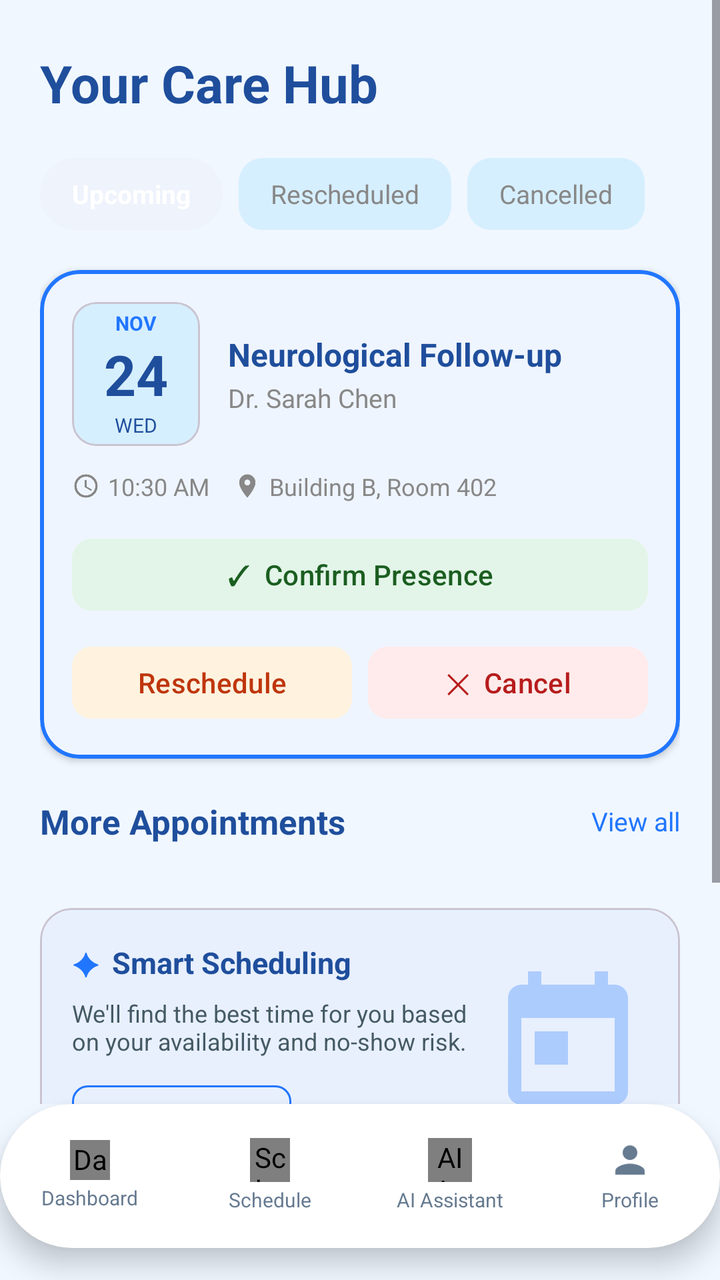
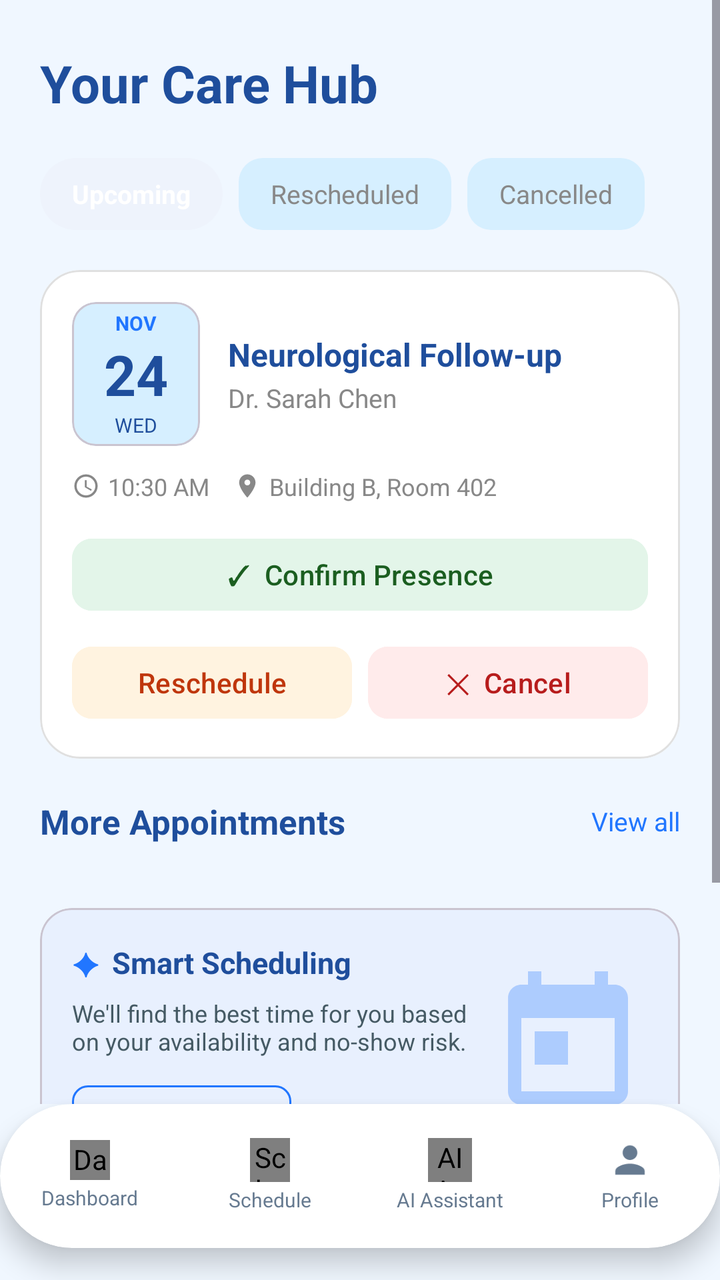

An Android layout rendered at two revisions. The XML below is the earlier revision; the diff shows what the commit changed to produce the second picture.
<!-- AndroidManifest.xml: application theme Theme.Appointment_Schedule -->
<!-- res/layout/appointment_management.xml -->
<?xml version="1.0" encoding="utf-8"?>
<androidx.constraintlayout.widget.ConstraintLayout
    xmlns:android="http://schemas.android.com/apk/res/android"
    xmlns:app="http://schemas.android.com/apk/res-auto"
    android:layout_width="match_parent"
    android:layout_height="match_parent"
    android:background="@color/background_main">

    <ScrollView
        android:id="@+id/scrollView"
        android:layout_width="0dp"
        android:layout_height="0dp"
        app:layout_constraintTop_toTopOf="parent"
        app:layout_constraintBottom_toTopOf="@id/bottomBar"
        app:layout_constraintStart_toStartOf="parent"
        app:layout_constraintEnd_toEndOf="parent">

        <LinearLayout
            android:layout_width="match_parent"
            android:layout_height="wrap_content"
            android:orientation="vertical"
            android:paddingHorizontal="20dp"
            android:paddingTop="24dp"
            android:paddingBottom="16dp">

            
            <TextView
                android:layout_width="wrap_content"
                android:layout_height="wrap_content"
                android:text="Your Care Hub"
                android:textSize="26sp"
                android:textStyle="bold"
                android:textColor="@color/text_blue"
                android:layout_marginBottom="20dp"/>

            
            <LinearLayout
                android:layout_width="match_parent"
                android:layout_height="wrap_content"
                android:orientation="horizontal"
                android:layout_marginBottom="20dp">

                <TextView
                    android:id="@+id/tabUpcoming"
                    android:layout_width="wrap_content"
                    android:layout_height="36dp"
                    android:text="Upcoming"
                    android:textSize="13sp"
                    android:textStyle="bold"
                    android:textColor="@color/text_on_primary"
                    android:background="@drawable/bg_tab_active"
                    android:gravity="center"
                    android:paddingHorizontal="16dp"
                    android:layout_marginEnd="8dp"/>

                <TextView
                    android:id="@+id/tabRescheduled"
                    android:layout_width="wrap_content"
                    android:layout_height="36dp"
                    android:text="Rescheduled"
                    android:textSize="13sp"
                    android:textColor="@color/text_hint"
                    android:background="@drawable/bg_tab_inactive"
                    android:gravity="center"
                    android:paddingHorizontal="16dp"
                    android:layout_marginEnd="8dp"/>

                <TextView
                    android:id="@+id/tabCancelledHub"
                    android:layout_width="wrap_content"
                    android:layout_height="36dp"
                    android:text="Cancelled"
                    android:textSize="13sp"
                    android:textColor="@color/text_hint"
                    android:background="@drawable/bg_tab_inactive"
                    android:gravity="center"
                    android:paddingHorizontal="16dp"/>

            </LinearLayout>

            
            <com.google.android.material.card.MaterialCardView
                android:id="@+id/featuredAppointmentCard"
                android:layout_width="match_parent"
                android:layout_height="wrap_content"
                app:cardCornerRadius="20dp"
                app:cardElevation="2dp"
                app:cardBackgroundColor="@color/card_background"
                app:strokeWidth="2dp"
                app:strokeColor="@color/primary_blue"
                android:layout_marginBottom="20dp">

                <LinearLayout
                    android:layout_width="match_parent"
                    android:layout_height="wrap_content"
                    android:orientation="vertical"
                    android:padding="16dp">

                    
                    <LinearLayout
                        android:layout_width="match_parent"
                        android:layout_height="wrap_content"
                        android:orientation="horizontal"
                        android:gravity="center_vertical"
                        android:layout_marginBottom="12dp">

                        
                        <com.google.android.material.card.MaterialCardView
                            android:layout_width="64dp"
                            android:layout_height="72dp"
                            app:cardCornerRadius="12dp"
                            app:cardElevation="0dp"
                            app:cardBackgroundColor="@color/field_background">
                            <LinearLayout
                                android:layout_width="match_parent"
                                android:layout_height="match_parent"
                                android:orientation="vertical"
                                android:gravity="center">
                                <TextView
                                    android:id="@+id/tvFeaturedMonth"
                                    android:layout_width="wrap_content"
                                    android:layout_height="wrap_content"
                                    android:text="NOV"
                                    android:textSize="10sp"
                                    android:textStyle="bold"
                                    android:textColor="@color/primary_blue"/>
                                <TextView
                                    android:id="@+id/tvFeaturedDay"
                                    android:layout_width="wrap_content"
                                    android:layout_height="wrap_content"
                                    android:text="24"
                                    android:textSize="28sp"
                                    android:textStyle="bold"
                                    android:textColor="@color/text_blue"/>
                                <TextView
                                    android:id="@+id/tvFeaturedDow"
                                    android:layout_width="wrap_content"
                                    android:layout_height="wrap_content"
                                    android:text="WED"
                                    android:textSize="10sp"
                                    android:textColor="@color/text_blue"/>
                            </LinearLayout>
                        </com.google.android.material.card.MaterialCardView>

                        
                        <LinearLayout
                            android:layout_width="0dp"
                            android:layout_height="wrap_content"
                            android:layout_weight="1"
                            android:orientation="vertical"
                            android:layout_marginStart="14dp">
                            <TextView
                                android:id="@+id/tvFeaturedTitle"
                                android:layout_width="wrap_content"
                                android:layout_height="wrap_content"
                                android:text="Neurological Follow-up"
                                android:textSize="16sp"
                                android:textStyle="bold"
                                android:textColor="@color/text_blue"/>
                            <TextView
                                android:id="@+id/tvFeaturedDoctor"
                                android:layout_width="wrap_content"
                                android:layout_height="wrap_content"
                                android:text="Dr. Sarah Chen"
                                android:textSize="13sp"
                                android:textColor="@color/text_hint"
                                android:layout_marginTop="2dp"/>
                        </LinearLayout>
                    </LinearLayout>

                    
                    <LinearLayout
                        android:layout_width="match_parent"
                        android:layout_height="wrap_content"
                        android:orientation="horizontal"
                        android:gravity="center_vertical"
                        android:layout_marginBottom="14dp">
                        <ImageView
                            android:layout_width="14dp"
                            android:layout_height="14dp"
                            android:src="@drawable/ic_clock"
                            app:tint="@color/text_hint"/>
                        <TextView
                            android:id="@+id/tvFeaturedTime"
                            android:layout_width="wrap_content"
                            android:layout_height="wrap_content"
                            android:text="10:30 AM"
                            android:textSize="12sp"
                            android:textColor="@color/text_hint"
                            android:layout_marginStart="4dp"/>
                        <ImageView
                            android:layout_width="14dp"
                            android:layout_height="14dp"
                            android:src="@drawable/ic_location_pin"
                            app:tint="@color/text_hint"
                            android:layout_marginStart="12dp"/>
                        <TextView
                            android:id="@+id/tvFeaturedLocation"
                            android:layout_width="wrap_content"
                            android:layout_height="wrap_content"
                            android:text="Building B, Room 402"
                            android:textSize="12sp"
                            android:textColor="@color/text_hint"
                            android:layout_marginStart="4dp"/>
                    </LinearLayout>

                    
                    <com.google.android.material.button.MaterialButton
                        android:id="@+id/btnConfirmPresence"
                        style="@style/Widget.Material3.Button.TonalButton"
                        android:layout_width="match_parent"
                        android:layout_height="44dp"
                        android:text="✓  Confirm Presence"
                        app:cornerRadius="10dp"
                        android:backgroundTint="@color/success_green_light"
                        android:textColor="@color/success_green"
                        android:textAllCaps="false"
                        android:layout_marginBottom="10dp"/>

                    
                    <LinearLayout
                        android:layout_width="match_parent"
                        android:layout_height="wrap_content"
                        android:orientation="horizontal">
                        <com.google.android.material.button.MaterialButton
                            android:id="@+id/btnReschedule"
                            style="@style/Widget.Material3.Button.OutlinedButton"
                            android:layout_width="0dp"
                            android:layout_height="44dp"
                            android:layout_weight="1"
                            android:text="Reschedule"
                            app:cornerRadius="10dp"
                            android:backgroundTint="@color/warning_orange_light"
                            android:textColor="@color/warning_orange"
                            android:textAllCaps="false"
                            android:layout_marginEnd="8dp"
                            app:strokeWidth="0dp"/>
                        <com.google.android.material.button.MaterialButton
                            android:id="@+id/btnCancel"
                            style="@style/Widget.Material3.Button.TextButton"
                            android:layout_width="0dp"
                            android:layout_height="44dp"
                            android:layout_weight="1"
                            android:text="✕  Cancel"
                            app:cornerRadius="10dp"
                            android:backgroundTint="@color/error_red_light"
                            android:textColor="@color/error_red"
                            android:textAllCaps="false"/>
                    </LinearLayout>
                </LinearLayout>
            </com.google.android.material.card.MaterialCardView>

            
            <LinearLayout
                android:layout_width="match_parent"
                android:layout_height="wrap_content"
                android:orientation="horizontal"
                android:gravity="center_vertical"
                android:layout_marginBottom="12dp">
                <TextView
                    android:layout_width="0dp"
                    android:layout_height="wrap_content"
                    android:layout_weight="1"
                    android:text="More Appointments"
                    android:textSize="17sp"
                    android:textStyle="bold"
                    android:textColor="@color/text_blue"/>
                <TextView
                    android:id="@+id/tvViewAll"
                    android:layout_width="wrap_content"
                    android:layout_height="wrap_content"
                    android:text="View all"
                    android:textSize="13sp"
                    android:textColor="@color/primary_blue"/>
            </LinearLayout>

            
            <androidx.recyclerview.widget.RecyclerView
                android:id="@+id/rv_appointments"
                android:layout_width="match_parent"
                android:layout_height="wrap_content"
                android:nestedScrollingEnabled="false"
                android:layout_marginBottom="20dp"/>

            
            <com.google.android.material.card.MaterialCardView
                android:layout_width="match_parent"
                android:layout_height="wrap_content"
                app:cardCornerRadius="16dp"
                app:cardElevation="0dp"
                app:cardBackgroundColor="#E8F0FE"
                android:layout_marginBottom="20dp">
                <LinearLayout
                    android:layout_width="match_parent"
                    android:layout_height="wrap_content"
                    android:orientation="horizontal"
                    android:padding="16dp"
                    android:gravity="center_vertical">
                    <LinearLayout
                        android:layout_width="0dp"
                        android:layout_height="wrap_content"
                        android:layout_weight="1"
                        android:orientation="vertical">
                        <LinearLayout
                            android:layout_width="wrap_content"
                            android:layout_height="wrap_content"
                            android:orientation="horizontal"
                            android:gravity="center_vertical"
                            android:layout_marginBottom="6dp">
                            <TextView
                                android:layout_width="wrap_content"
                                android:layout_height="wrap_content"
                                android:text="✦"
                                android:textSize="16sp"
                                android:textColor="@color/primary_blue"
                                android:layout_marginEnd="6dp"/>
                            <TextView
                                android:layout_width="wrap_content"
                                android:layout_height="wrap_content"
                                android:text="Smart Scheduling"
                                android:textSize="15sp"
                                android:textStyle="bold"
                                android:textColor="@color/text_blue"/>
                        </LinearLayout>
                        <TextView
                            android:layout_width="wrap_content"
                            android:layout_height="wrap_content"
                            android:text="We'll find the best time for you based on your availability and no-show risk."
                            android:textSize="12sp"
                            android:textColor="@color/text_secondary"
                            android:layout_marginBottom="10dp"/>
                        <com.google.android.material.button.MaterialButton
                            android:id="@+id/btnLearnMore"
                            style="@style/Widget.Material3.Button.OutlinedButton"
                            android:layout_width="wrap_content"
                            android:layout_height="36dp"
                            android:text="Learn More"
                            app:cornerRadius="8dp"
                            android:textAllCaps="false"
                            android:textSize="12sp"
                            app:strokeColor="@color/primary_blue"
                            android:textColor="@color/primary_blue"/>
                    </LinearLayout>
                    <ImageView
                        android:layout_width="80dp"
                        android:layout_height="80dp"
                        android:src="@drawable/ic_calendar"
                        app:tint="@color/primary_blue"
                        android:alpha="0.3"
                        android:layout_marginStart="8dp"/>
                </LinearLayout>
            </com.google.android.material.card.MaterialCardView>

            
            <com.google.android.material.button.MaterialButton
                android:id="@+id/btn_book_appointment"
                android:layout_width="match_parent"
                android:layout_height="56dp"
                android:text="Book Appointment  →"
                android:textSize="16sp"
                android:textStyle="bold"
                android:textColor="@color/text_on_primary"
                android:backgroundTint="@color/primary_blue"
                app:cornerRadius="28dp"
                android:textAllCaps="false"
                android:layout_marginBottom="8dp"/>

        </LinearLayout>
    </ScrollView>

    <include
        layout="@layout/include_bottom_nav"
        android:id="@+id/bottomBar"
        android:layout_width="0dp"
        android:layout_height="72dp"
        android:layout_marginBottom="16dp"
        app:layout_constraintBottom_toBottomOf="parent"
        app:layout_constraintStart_toStartOf="parent"
        app:layout_constraintEnd_toEndOf="parent"/>

</androidx.constraintlayout.widget.ConstraintLayout>
<!-- res/layout/include_bottom_nav.xml (included above) -->
<?xml version="1.0" encoding="utf-8"?>
<androidx.cardview.widget.CardView xmlns:android="http://schemas.android.com/apk/res/android"
    xmlns:app="http://schemas.android.com/apk/res-auto"
    android:id="@+id/bottomBar"
    android:layout_width="match_parent"
    android:layout_height="72dp"
    android:layout_marginHorizontal="16dp"
    android:layout_marginBottom="16dp"
    app:cardBackgroundColor="@color/bottom_nav_bg"
    app:cardCornerRadius="36dp"
    app:cardElevation="8dp">

    <LinearLayout
        android:layout_width="match_parent"
        android:layout_height="match_parent"
        android:gravity="center"
        android:orientation="horizontal"
        android:weightSum="4">

        <LinearLayout
            android:id="@+id/navDashboard"
            android:layout_width="0dp"
            android:layout_height="match_parent"
            android:layout_weight="1"
            android:gravity="center"
            android:orientation="vertical"
            android:tag="dashboard"
            android:clickable="true"
            android:focusable="true"
            android:background="?attr/selectableItemBackgroundBorderless">
            <com.example.mugangaconnect.ui.view.LucideIconView
                android:layout_width="20dp"
                android:layout_height="20dp"
                android:contentDescription="@string/dashboard"
                app:lucideIcon="layout_dashboard"
                android:tint="@color/icon_tint"/>
            <TextView
                android:layout_width="wrap_content"
                android:layout_height="wrap_content"
                android:layout_marginTop="2dp"
                android:text="@string/dashboard"
                android:textColor="@color/icon_tint"
                android:textSize="10sp"/>
        </LinearLayout>

        <LinearLayout
            android:id="@+id/navSchedule"
            android:layout_width="0dp"
            android:layout_height="match_parent"
            android:layout_weight="1"
            android:gravity="center"
            android:orientation="vertical"
            android:tag="schedule"
            android:clickable="true"
            android:focusable="true"
            android:background="?attr/selectableItemBackgroundBorderless">
            <com.example.mugangaconnect.ui.view.LucideIconView
                android:layout_width="20dp"
                android:layout_height="22dp"
                android:contentDescription="@string/schedule"
                app:lucideIcon="calendar_days"
                android:tint="@color/icon_tint"/>
            <TextView
                android:layout_width="wrap_content"
                android:layout_height="wrap_content"
                android:layout_marginTop="2dp"
                android:text="@string/schedule"
                android:textColor="@color/icon_tint"
                android:textSize="10sp"/>
        </LinearLayout>

        <LinearLayout
            android:id="@+id/navAiAssistant"
            android:layout_width="0dp"
            android:layout_height="match_parent"
            android:layout_weight="1"
            android:gravity="center"
            android:orientation="vertical"
            android:tag="ai_assistant"
            android:clickable="true"
            android:focusable="true"
            android:background="?attr/selectableItemBackgroundBorderless">
            <com.example.mugangaconnect.ui.view.LucideIconView
                android:layout_width="22dp"
                android:layout_height="22dp"
                android:contentDescription="@string/ai_assistant"
                app:lucideIcon="bot"
                android:tint="@color/icon_tint"/>
            <TextView
                android:layout_width="wrap_content"
                android:layout_height="wrap_content"
                android:layout_marginTop="2dp"
                android:text="@string/ai_assistant"
                android:textColor="@color/icon_tint"
                android:textSize="10sp"/>
        </LinearLayout>

        <LinearLayout
            android:id="@+id/navProfile"
            android:layout_width="0dp"
            android:layout_height="match_parent"
            android:layout_weight="1"
            android:gravity="center"
            android:orientation="vertical"
            android:tag="profile"
            android:clickable="true"
            android:focusable="true"
            android:background="?attr/selectableItemBackgroundBorderless">
            <ImageView
                android:layout_width="22dp"
                android:layout_height="22dp"
                android:contentDescription="@string/profile_nav"
                android:src="@drawable/ic_person_solid"
                app:tint="@color/icon_tint"/>
            <TextView
                android:layout_width="wrap_content"
                android:layout_height="wrap_content"
                android:layout_marginTop="2dp"
                android:text="@string/profile_nav"
                android:textColor="@color/icon_tint"
                android:textSize="10sp"/>
        </LinearLayout>

    </LinearLayout>
</androidx.cardview.widget.CardView>
<!-- resources referenced by this layout -->
<resources>
  <color name="background_main">#F0F7FF</color>
  <color name="bottom_nav_bg">#FFFFFF</color>
  <color name="card_background">#FFFFFF</color>
  <color name="error_red">#B71C1C</color>
  <color name="error_red_light">#FFEBEB</color>
  <color name="field_background">#D6EFFF</color>
  <color name="icon_tint">#667A90</color>
  <color name="primary_blue">#2176FF</color>
  <color name="success_green">#1B5E20</color>
  <color name="success_green_light">#E3F5E9</color>
  <color name="text_blue">#1F4E9C</color>
  <color name="text_hint">#888888</color>
  <color name="text_on_primary">#FFFFFF</color>
  <color name="text_secondary">#455A64</color>
  <color name="warning_orange">#BF360C</color>
  <color name="warning_orange_light">#FFF3E0</color>
  <!-- drawable bg_tab_active (drawable) -->
  <?xml version="1.0" encoding="utf-8"?>
  <shape xmlns:android="http://schemas.android.com/apk/res/android"
      android:shape="rectangle">
      <solid android:color="#EEF3FC"/>
      <corners android:radius="20dp"/>
  </shape>
  <!-- drawable bg_tab_inactive (drawable) -->
  <?xml version="1.0" encoding="utf-8"?>
  <shape xmlns:android="http://schemas.android.com/apk/res/android">
      <solid android:color="@color/field_background" />
      <corners android:radius="12dp" />
  </shape>
  <!-- drawable ic_calendar (drawable) -->
  <?xml version="1.0" encoding="utf-8"?>
  <vector xmlns:android="http://schemas.android.com/apk/res/android"
      android:width="24dp"
      android:height="24dp"
      android:viewportWidth="24"
      android:viewportHeight="24">
      <path
          android:fillColor="@color/primary_blue"
          android:pathData="M19,3h-1V1h-2v2H8V1H6v2H5c-1.11,0 -1.99,0.9 -1.99,2L3,19c0,1.1 0.89,2 2,2h14c1.1,0 2,-0.9 2,-2V5c0,-1.1 -0.9,-2 -2,-2zM19,19H5V8h14v11zM7,10h5v5H7z"/>
  </vector>
  <!-- drawable ic_location_pin (drawable) -->
  <?xml version="1.0" encoding="utf-8"?>
  <vector xmlns:android="http://schemas.android.com/apk/res/android"
      android:width="24dp"
      android:height="24dp"
      android:viewportWidth="24"
      android:viewportHeight="24">
      <path
          android:fillColor="@color/text_hint"
          android:pathData="M12,2C8.13,2 5,5.13 5,9c0,5.25 7,13 7,13s7,-7.75 7,-13c0,-3.87 -3.13,-7 -7,-7zM12,11.5c-1.38,0 -2.5,-1.12 -2.5,-2.5s1.12,-2.5 2.5,-2.5 2.5,1.12 2.5,2.5 -1.12,2.5 -2.5,2.5z"/>
  </vector>
  <!-- drawable ic_person_solid (drawable) -->
  <vector xmlns:android="http://schemas.android.com/apk/res/android"
      android:width="24dp"
      android:height="24dp"
      android:viewportWidth="24"
      android:viewportHeight="24">
      <path
          android:fillColor="?attr/colorOnSurface"
          android:pathData="M12,12c2.21,0 4,-1.79 4,-4s-1.79,-4 -4,-4 -4,1.79 -4,4 1.79,4 4,4zM12,14c-2.67,0 -8,1.34 -8,4v2h16v-2c0,-2.66 -5.33,-4 -8,-4z" />
  </vector>
  <string name="ai_assistant">AI Assistant</string>
  <string name="dashboard">Dashboard</string>
  <string name="profile_nav">Profile</string>
  <string name="schedule">Schedule</string>
  <style name="Theme.Appointment_Schedule" parent="Base.Theme.Appointment_Schedule" />
  <style name="Base.Theme.Appointment_Schedule" parent="Theme.Material3.DayNight.NoActionBar">
          
          <item name="colorPrimary">@color/primary_blue</item>
          <item name="android:statusBarColor">@color/background_main</item>
          <item name="android:windowLightStatusBar">true</item>
          <item name="android:windowBackground">@color/background_main</item>
          <item name="colorSurface">@color/card_background</item>
          <item name="colorOnSurface">@color/text_primary</item>
      </style>
  <color name="text_primary">#102027</color>
  <!-- unchanged entries left out for length: 1 -->
</resources>

<!-- the commit's change to res/layout/appointment_management.xml (unified diff, before → after) -->
@@ -84,10 +84,10 @@
                 android:layout_width="match_parent"
                 android:layout_height="wrap_content"
                 app:cardCornerRadius="20dp"
-                app:cardElevation="2dp"
+                app:cardElevation="0dp"
                 app:cardBackgroundColor="@color/card_background"
-                app:strokeWidth="2dp"
-                app:strokeColor="@color/primary_blue"
+                app:strokeWidth="1dp"
+                app:strokeColor="#E0E0E0"
                 android:layout_marginBottom="20dp">
 
                 <LinearLayout
